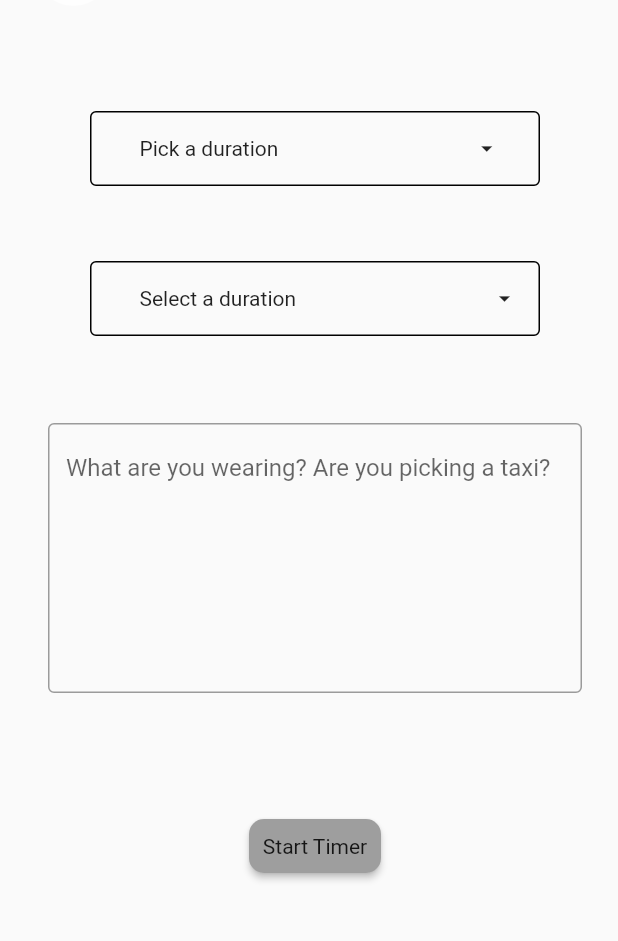
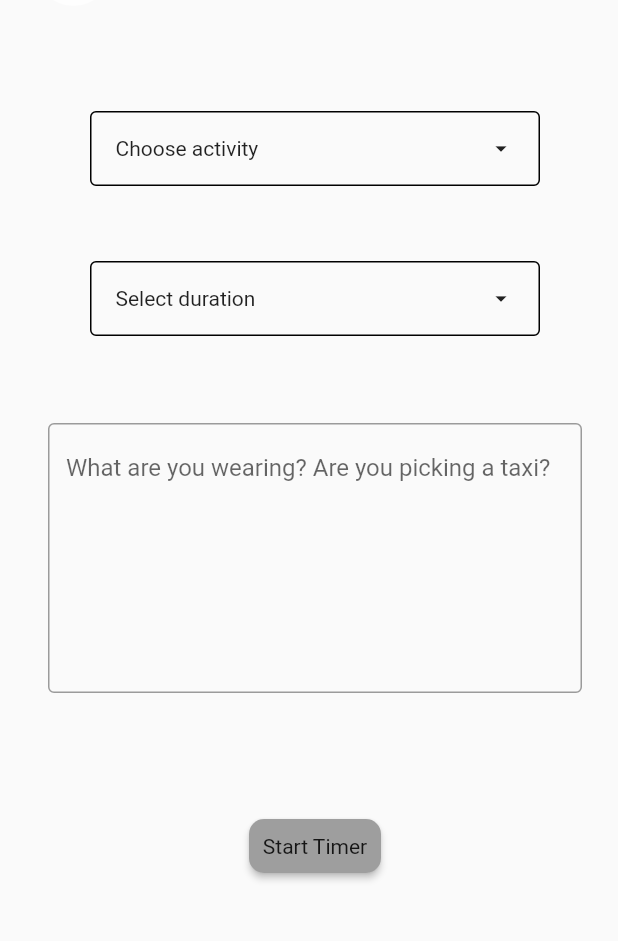
Before and after one commit to wil-power/Safely, a Flutter app: the screen it shows after launch, on a phone screen of 412 x 824 dp, the part 105-1046 px from its top. Run offline on Flutter 3.47's test engine with Material 2 defaults, Android fonts, the phone set to English and light mode, and no system bars; our stand-ins replace permission_handler; missing offline and left inert: easy_dialogs.

Commit message:
Fixed drop down arrow position in text box

```diff
--- a/lib/src/screens/home_screen.dart
+++ b/lib/src/screens/home_screen.dart
@@ -88,9 +88,7 @@ class _HomeScreenState extends State<HomeScreen> {
                 tag: "splash",
                 child: Image.asset("assets/images/safely_logo.png")),
           ),
-//          SizedBox(
-//            width: 280.0,
-//          ),
+
           Spacer(flex: 2,),
           IconButton(
             icon: Icon(
@@ -121,15 +119,16 @@ class _HomeScreenState extends State<HomeScreen> {
           mainAxisSize: MainAxisSize.min,
           children: <Widget>[
             Padding(
-              padding: const EdgeInsets.only(left: 32.0),
-              child: Text('Pick a duration'),
+              padding: const EdgeInsets.only(left: 16.0),
+              child: Text('Choose activity'),
             ),
-            SizedBox(
-              width: 130.0,
-            ),
-            Icon(
-              Icons.arrow_drop_down,
-              size: 18.0,
+            Spacer(flex: 1,),
+            Padding(
+              padding: const EdgeInsets.only(right: 16.0),
+              child: Icon(
+                Icons.arrow_drop_down,
+                size: 18.0,
+              ),
             )
           ],
         ),
@@ -151,15 +150,16 @@ class _HomeScreenState extends State<HomeScreen> {
           mainAxisSize: MainAxisSize.min,
           children: <Widget>[
             Padding(
-              padding: const EdgeInsets.only(left: 32.0),
-              child: Text('Select a duration'),
+              padding: const EdgeInsets.only(left: 16.0),
+              child: Text('Select duration'),
             ),
-            SizedBox(
-              width: 130.0,
-            ),
-            Icon(
-              Icons.arrow_drop_down,
-              size: 18.0,
+            Spacer(flex: 1,),
+            Padding(
+              padding: const EdgeInsets.only(right: 16.0),
+              child: Icon(
+                Icons.arrow_drop_down,
+                size: 18.0,
+              ),
             )
           ],
         ),
```
